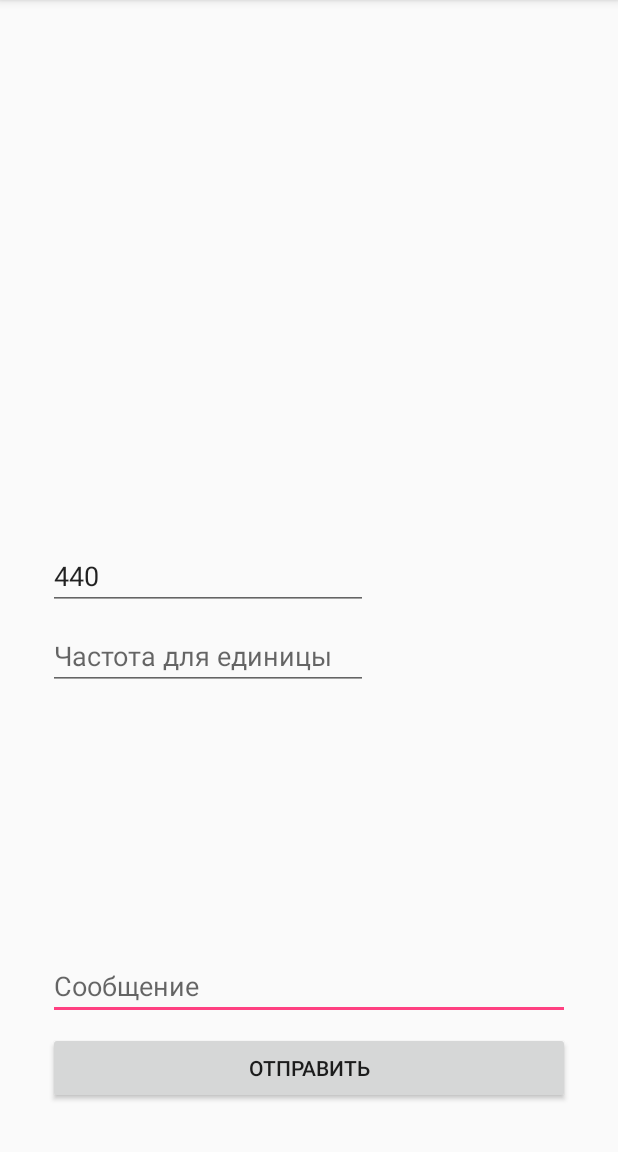
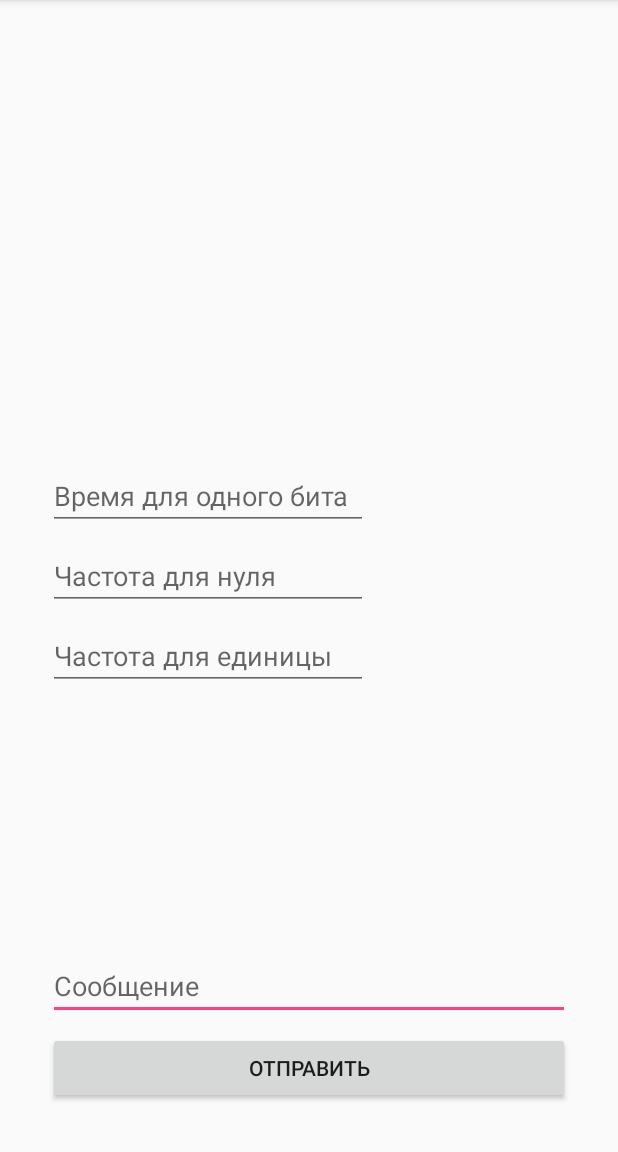
Before and after one commit to Sebekerga/TJEE4, an Android app: the screen it shows after launch (MainActivity before the commit, MainSendActivity after it), on a phone screen of 412 x 824 dp, the part 84-1236 px from its top. Run offline under Robolectric (Android 15) with nearby library versions, the phone set to English and light mode, and no system bars.

Commit message:
что-то поделал, но в основном ничего

```diff
--- a/app/src/main/AndroidManifest.xml
+++ b/app/src/main/AndroidManifest.xml
@@ -8,13 +8,15 @@
         android:label="@string/app_name"
         android:supportsRtl="true"
         android:theme="@style/AppTheme">
-        <activity android:name=".MainActivity">
+        <activity android:name=".MainSendActivity">
             <intent-filter>
                 <action android:name="android.intent.action.MAIN" />
 
                 <category android:name="android.intent.category.LAUNCHER" />
             </intent-filter>
         </activity>
+        <activity android:name=".ChooseRoleActivity" />
+        <activity android:name=".MainReceiveActivity"></activity>
     </application>
 
 </manifest>
--- a/app/src/main/java/com/sebekerga/tjee4/MainActivity.java
+++ b/app/src/main/java/com/sebekerga/tjee4/MainSendActivity.java
@@ -3,15 +3,14 @@ package com.sebekerga.tjee4;
 import android.media.AudioFormat;
 import android.media.AudioManager;
 import android.media.AudioTrack;
+import android.os.Bundle;
 import android.os.Handler;
 import android.support.v7.app.AppCompatActivity;
-import android.os.Bundle;
 import android.view.View;
 import android.widget.Button;
 import android.widget.EditText;
-import android.widget.Switch;
 
-public class MainActivity extends AppCompatActivity {
+public class MainSendActivity extends AppCompatActivity {
 
     private final int duration = 1; // seconds
     private final int sampleRate = 8000;
@@ -52,7 +51,6 @@ public class MainActivity extends AppCompatActivity {
                         case '0':
                             freqOfTone = 440;
                             break;
-
                     }
                     genTone();
                     playSound();
--- a/app/src/main/res/layout/activity_main.xml
+++ b/app/src/main/res/layout/activity_main.xml
@@ -9,7 +9,7 @@
     android:paddingLeft="@dimen/activity_horizontal_margin"
     android:paddingRight="@dimen/activity_horizontal_margin"
     android:paddingTop="@dimen/activity_vertical_margin"
-    tools:context="com.sebekerga.tjee4.MainActivity">
+    tools:context="com.sebekerga.tjee4.MainSendActivity">
 
     <Button
         android:id="@+id/button_send"
@@ -47,8 +47,7 @@
         android:hint="Частота для единицы"
         android:inputType="numberDecimal"
         app:layout_constraintLeft_toLeftOf="@+id/edit_text_fr_zero"
-        app:layout_constraintTop_toBottomOf="@+id/edit_text_fr_zero"
-        tools:text="4400" />
+        app:layout_constraintTop_toBottomOf="@+id/edit_text_fr_zero" />
 
     <EditText
         android:id="@+id/edit_text_fr_zero"
@@ -62,6 +61,16 @@
         android:inputType="numberDecimal"
         app:layout_constraintBottom_toBottomOf="parent"
         app:layout_constraintLeft_toLeftOf="parent"
-        app:layout_constraintTop_toTopOf="parent"
-        android:text="440" />
+        app:layout_constraintTop_toTopOf="parent" />
+
+    <EditText
+        android:layout_width="wrap_content"
+        android:layout_height="wrap_content"
+        android:inputType="numberDecimal"
+        android:ems="10"
+        android:id="@+id/editText"
+        app:layout_constraintBottom_toTopOf="@+id/edit_text_fr_zero"
+        android:layout_marginBottom="8dp"
+        app:layout_constraintLeft_toLeftOf="@+id/edit_text_fr_zero"
+        android:hint="Время для одного бита" />
 </android.support.constraint.ConstraintLayout>
```
Also changed, not shown: app/src/main/java/com/sebekerga/tjee4/ChooseRoleActivity.java (added, +13 -0 lines), app/src/main/java/com/sebekerga/tjee4/MainReceiveActivity.java (added, +13 -0 lines), app/src/main/res/layout/activity_choose_role.xml (added, +35 -0 lines), app/src/main/res/layout/activity_main_recieve.xml (added, +14 -0 lines).
